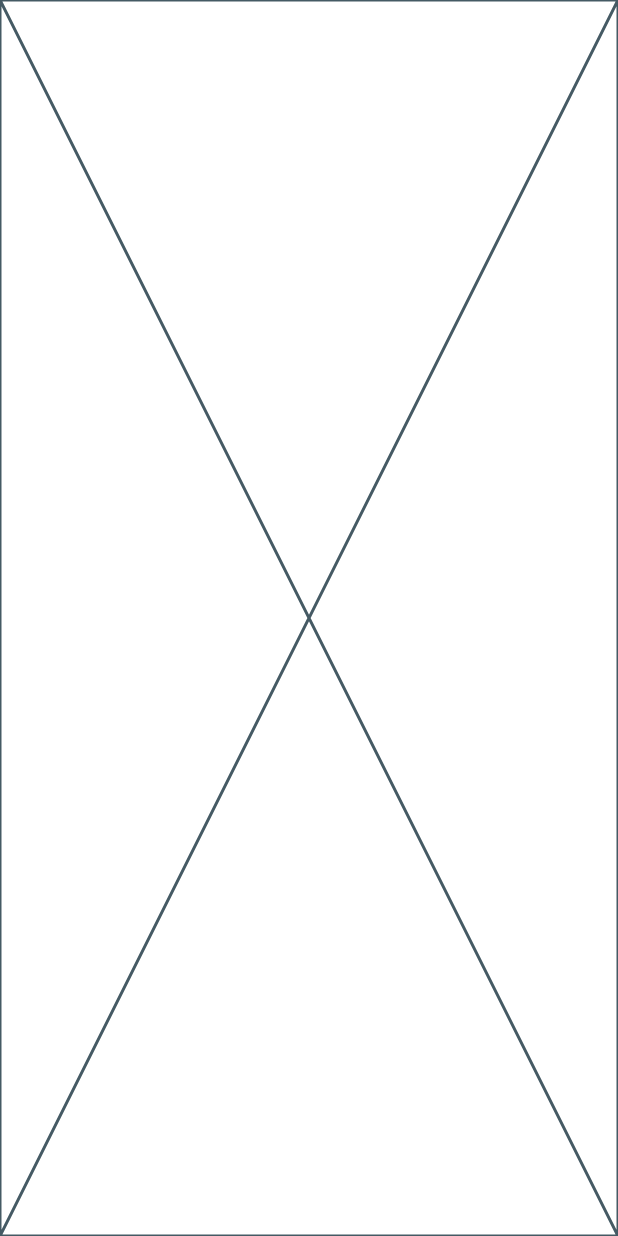
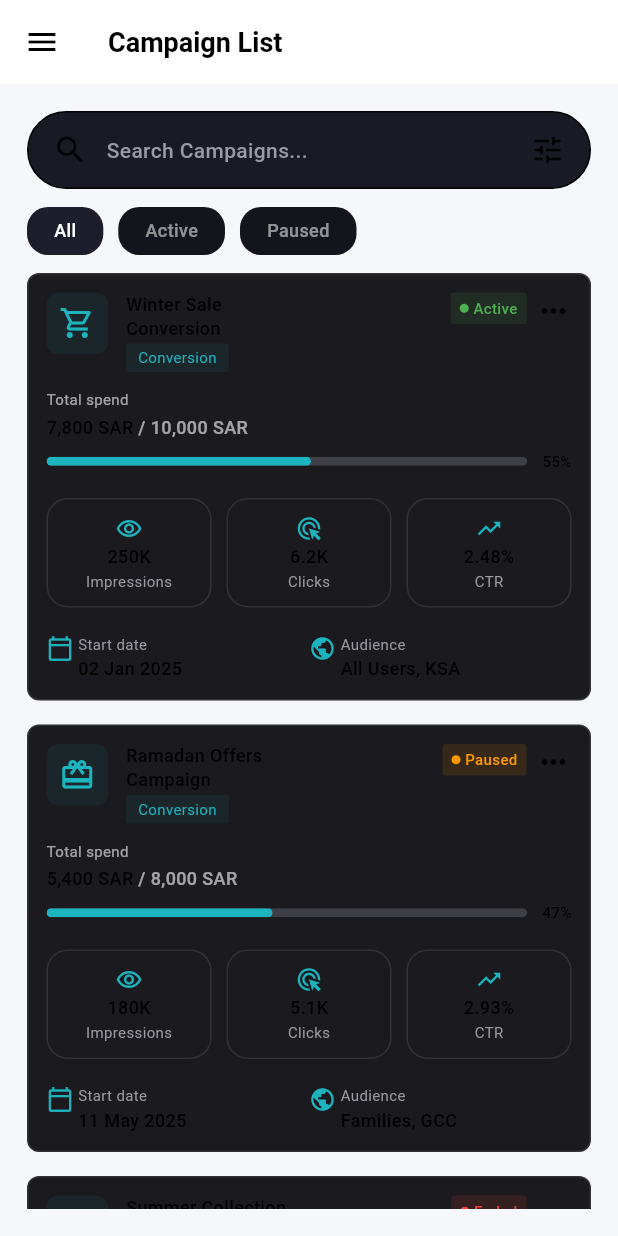
Before and after one commit to JiyadAhammad/ad_campaign_performance_dashboard, a Flutter app: the screen it shows after launch, on a phone screen of 412 x 824 dp. Run offline on Flutter 3.47's test engine with Material 3 defaults, Android fonts, the light colour scheme and no system bars.

Commit message:
feat(ui): implement static UI for Campaign screen

```diff
--- /dev/null
+++ b/lib/features/campaigns/data/model/sample_model.dart
@@ -0,0 +1,30 @@
+import 'package:flutter/material.dart';
+
+class CampaignModel {
+  CampaignModel({
+    required this.title,
+    required this.category,
+    required this.status,
+    required this.spend,
+    required this.totalSpend,
+    required this.progress,
+    required this.impressions,
+    required this.clicks,
+    required this.ctr,
+    required this.startDate,
+    required this.audience,
+    required this.icon,
+  });
+  final String title;
+  final String category;
+  final String status;
+  final String spend;
+  final String totalSpend;
+  final double progress;
+  final String impressions;
+  final String clicks;
+  final String ctr;
+  final String startDate;
+  final String audience;
+  final IconData icon;
+}
--- /dev/null
+++ b/lib/features/campaigns/presentation/pages/campaigns.dart
@@ -0,0 +1,147 @@
+import 'package:flutter/material.dart';
+
+import '../../../../core/theme/colors.dart';
+import '../../../../core/widgets/custom_app_bar.dart';
+import '../../../../core/widgets/custom_text.dart';
+import '../../data/model/sample_model.dart';
+import '../widget/campaign_card.dart';
+
+class CampaignsScreen extends StatelessWidget {
+  const CampaignsScreen({super.key});
+
+  static final List<CampaignModel> campaigns = <CampaignModel>[
+    CampaignModel(
+      title: 'Winter Sale\nConversion',
+      category: 'Conversion',
+      status: 'Active',
+      spend: '7,800 SAR',
+      totalSpend: '10,000 SAR',
+      progress: 0.55,
+      impressions: '250K',
+      clicks: '6.2K',
+      ctr: '2.48%',
+      startDate: '02 Jan 2025',
+      audience: 'All Users, KSA',
+      icon: Icons.shopping_cart_outlined,
+    ),
+    CampaignModel(
+      title: 'Ramadan Offers\nCampaign',
+      category: 'Conversion',
+      status: 'Paused',
+      spend: '5,400 SAR',
+      totalSpend: '8,000 SAR',
+      progress: 0.47,
+      impressions: '180K',
+      clicks: '5.1K',
+      ctr: '2.93%',
+      startDate: '11 May 2025',
+      audience: 'Families, GCC',
+      icon: Icons.card_giftcard,
+    ),
+    CampaignModel(
+      title: 'Summer Collection\nAwareness Campaign',
+      category: 'Awareness',
+      status: 'Ended',
+      spend: '9,100 SAR',
+      totalSpend: '12,000 SAR',
+      progress: 0.76,
+      impressions: '420K',
+      clicks: '8.8K',
+      ctr: '3.10%',
+      startDate: '19 Jun 2025',
+      audience: 'Young Adults',
+      icon: Icons.campaign_outlined,
+    ),
+  ];
+
+  @override
+  Widget build(BuildContext context) {
+    return Scaffold(
+      drawer: const Drawer(),
+      appBar: const CustomAppBar(title: 'Campaign List '),
+      body: Padding(
+        padding: const EdgeInsets.all(18.0),
+        child: Column(
+          spacing: 12,
+          children: <Widget>[
+            ///
+            /// SEARCH
+            ///
+            Container(
+              height: 52,
+              padding: const EdgeInsets.symmetric(horizontal: 16),
+              decoration: BoxDecoration(
+                color: const Color(0xFF1A1A25),
+                borderRadius: BorderRadius.circular(30),
+                border: Border.all(),
+              ),
+              child: const Row(
+                children: <Widget>[
+                  Icon(Icons.search),
+                  SizedBox(width: 12),
+                  Expanded(
+                    child: AppText(
+                      'Search Campaigns...',
+                      color: AppColors.labelText,
+                    ),
+                  ),
+                  Icon(Icons.tune_rounded),
+                ],
+              ),
+            ),
+
+            ///
+            /// FILTERS
+            ///
+            const Row(
+              children: <Widget>[
+                _FilterChip(title: 'All', selected: true),
+                SizedBox(width: 10),
+                _FilterChip(title: 'Active', selected: false),
+                SizedBox(width: 10),
+                _FilterChip(title: 'Paused', selected: false),
+              ],
+            ),
+
+            ///
+            /// LIST
+            ///
+            Expanded(
+              child: ListView.builder(
+                itemCount: campaigns.length,
+                itemBuilder: (BuildContext context, int index) {
+                  final CampaignModel campaign = campaigns[index];
+
+                  return CampaignCard(campaign: campaign);
+                },
+              ),
+            ),
+          ],
+        ),
+      ),
+    );
+  }
+}
+
+class _FilterChip extends StatelessWidget {
+  const _FilterChip({required this.title, required this.selected});
+
+  final String title;
+  final bool selected;
+
+  @override
+  Widget build(BuildContext context) {
+    return Container(
+      padding: const EdgeInsets.symmetric(horizontal: 18, vertical: 8),
+      decoration: BoxDecoration(
+        color: selected ? const Color(0xFF1D1D2B) : const Color(0xFF14141C),
+        borderRadius: BorderRadius.circular(14),
+      ),
+      child: AppText(
+        title,
+        variant: TextVariant.labelMedium,
+        color: selected ? Colors.white : Colors.white54,
+      ),
+    );
+  }
+}
--- /dev/null
+++ b/lib/features/campaigns/presentation/widget/campaign_card.dart
@@ -0,0 +1,296 @@
+import 'package:flutter/material.dart';
+
+import '../../../../core/theme/colors.dart';
+import '../../../../core/widgets/custom_text.dart';
+import '../../data/model/sample_model.dart';
+
+///
+/// CARD
+///
+class CampaignCard extends StatelessWidget {
+  const CampaignCard({super.key, required this.campaign});
+  final CampaignModel campaign;
+
+  @override
+  Widget build(BuildContext context) {
+    final bool isActive = campaign.status == 'Active';
+    final bool isPaused = campaign.status == 'Paused';
+
+    return Container(
+      margin: const EdgeInsets.only(bottom: 16),
+      padding: const EdgeInsets.all(12),
+      decoration: BoxDecoration(
+        color: AppColors.darkCard,
+        borderRadius: BorderRadius.circular(8),
+        border: Border.all(color: Colors.white10),
+      ),
+      child: Column(
+        crossAxisAlignment: .start,
+        children: <Widget>[
+          ///
+          /// HEADER
+          ///
+          Row(
+            crossAxisAlignment: CrossAxisAlignment.start,
+            children: <Widget>[
+              Container(
+                height: 41,
+                width: 41,
+                decoration: BoxDecoration(
+                  color: AppColors.primary.withAlpha(20),
+                  borderRadius: BorderRadius.circular(8),
+                ),
+                child: Icon(campaign.icon, color: AppColors.primary),
+              ),
+
+              const SizedBox(width: 12),
+
+              ///
+              /// TITLE
+              ///
+              Expanded(
+                child: Column(
+                  crossAxisAlignment: .start,
+                  spacing: 2,
+                  children: <Widget>[
+                    AppText(campaign.title, variant: TextVariant.labelMedium),
+                    Container(
+                      padding: const EdgeInsets.symmetric(
+                        horizontal: 8,
+                        vertical: 3,
+                      ),
+                      decoration: BoxDecoration(
+                        color: AppColors.primary.withAlpha(20),
+                        borderRadius: BorderRadius.circular(2),
+                      ),
+                      child: AppText(
+                        campaign.category,
+                        variant: TextVariant.captionRegular,
+                        color: AppColors.primary,
+                      ),
+                    ),
+                  ],
+                ),
+              ),
+
+              ///
+              /// STATUS
+              ///
+              Container(
+                padding: const EdgeInsets.symmetric(horizontal: 6, vertical: 4),
+                decoration: BoxDecoration(
+                  color: isActive
+                      ? AppColors.success.withAlpha(30)
+                      : isPaused
+                      ? AppColors.warning.withAlpha(30)
+                      : AppColors.error.withAlpha(30),
+                  borderRadius: BorderRadius.circular(2),
+                ),
+                child: Row(
+                  spacing: 3,
+                  children: <Widget>[
+                    CircleAvatar(
+                      radius: 3,
+                      backgroundColor: isActive
+                          ? AppColors.success
+                          : isPaused
+                          ? AppColors.warning
+                          : AppColors.error,
+                    ),
+
+                    AppText(
+                      campaign.status,
+                      variant: TextVariant.captionMedium,
+                      color: isActive
+                          ? AppColors.success
+                          : isPaused
+                          ? AppColors.warning
+                          : AppColors.error,
+                    ),
+                  ],
+                ),
+              ),
+              const SizedBox(width: 6),
+              const Icon(Icons.more_horiz),
+            ],
+          ),
+
+          const SizedBox(height: 12),
+
+          ///
+          /// SPEND
+          ///
+          const AppText(
+            'Total spend',
+            variant: TextVariant.captionRegular,
+            color: Colors.white60,
+          ),
+
+          const SizedBox(height: 4),
+
+          Row(
+            children: <Widget>[
+              AppText(campaign.spend, variant: TextVariant.labelMedium),
+              AppText(
+                ' / ${campaign.totalSpend}',
+                variant: TextVariant.labelMedium,
+                color: Colors.white60,
+              ),
+            ],
+          ),
+
+          const SizedBox(height: 8),
+
+          ///
+          /// PROGRESS
+          ///
+          Row(
+            children: <Widget>[
+              Expanded(
+                child: ClipRRect(
+                  borderRadius: BorderRadius.circular(16),
+                  child: LinearProgressIndicator(
+                    value: campaign.progress,
+                    minHeight: 6,
+                    backgroundColor: AppColors.progressBg,
+                    borderRadius: BorderRadius.circular(16),
+                    valueColor: const AlwaysStoppedAnimation<Color?>(
+                      AppColors.primary,
+                    ),
+                  ),
+                ),
+              ),
+              const SizedBox(width: 10),
+              AppText(
+                '${(campaign.progress * 100).toInt()}%',
+                variant: TextVariant.captionMedium,
+              ),
+            ],
+          ),
+
+          const SizedBox(height: 18),
+
+          ///
+          /// STATS
+          ///
+          Row(
+            spacing: 10,
+            children: <Widget>[
+              Expanded(
+                child: _StatCard(
+                  icon: Icons.remove_red_eye_outlined,
+                  value: campaign.impressions,
+                  label: 'Impressions',
+                ),
+              ),
+
+              Expanded(
+                child: _StatCard(
+                  icon: Icons.ads_click_outlined,
+                  value: campaign.clicks,
+                  label: 'Clicks',
+                ),
+              ),
+
+              Expanded(
+                child: _StatCard(
+                  icon: Icons.trending_up,
+                  value: campaign.ctr,
+                  label: 'CTR',
+                ),
+              ),
+            ],
+          ),
+
+          const SizedBox(height: 18),
+
+          ///
+          /// FOOTER
+          ///
+          Row(
+            children: <Widget>[
+              Expanded(
+                child: _BottomInfo(
+                  icon: Icons.calendar_today_outlined,
+                  title: 'Start date',
+                  value: campaign.startDate,
+                ),
+              ),
+              Expanded(
+                child: _BottomInfo(
+                  icon: Icons.public,
+                  title: 'Audience',
+                  value: campaign.audience,
+                ),
+              ),
+            ],
+          ),
+        ],
+      ),
+    );
+  }
+}
+
+class _StatCard extends StatelessWidget {
+  const _StatCard({
+    required this.icon,
+    required this.value,
+    required this.label,
+  });
+
+  final IconData icon;
+  final String value;
+  final String label;
+
+  @override
+  Widget build(BuildContext context) {
+    return Container(
+      padding: const EdgeInsets.symmetric(vertical: 10),
+      decoration: BoxDecoration(
+        borderRadius: BorderRadius.circular(14),
+        border: Border.all(color: Colors.white10),
+      ),
+      child: Column(
+        spacing: 2,
+        children: <Widget>[
+          Icon(icon, size: 18, color: AppColors.primary),
+
+          AppText(value, variant: TextVariant.labelMedium),
+
+          AppText(label, variant: TextVariant.captionRegular),
+        ],
+      ),
+    );
+  }
+}
+
+class _BottomInfo extends StatelessWidget {
+  const _BottomInfo({
+    required this.icon,
+    required this.title,
+    required this.value,
+  });
+
+  final IconData icon;
+  final String title;
+  final String value;
+
+  @override
+  Widget build(BuildContext context) {
+    return Row(
+      crossAxisAlignment: .start,
+      children: <Widget>[
+        Icon(icon, size: 18, color: AppColors.primary),
+        const SizedBox(width: 3),
+        Column(
+          spacing: 2,
+          crossAxisAlignment: .start,
+          children: <Widget>[
+            AppText(title, variant: TextVariant.captionRegular),
+            AppText(value, variant: TextVariant.labelMedium),
+          ],
+        ),
+      ],
+    );
+  }
+}
--- a/lib/main_dev.dart
+++ b/lib/main_dev.dart
@@ -1,10 +1,11 @@
 import 'package:flutter/material.dart';
 
 import 'core/environment/env.dart';
+import 'my_app.dart';
 
 Future<void> main() async {
   Environment.init(AppEnvironment.dev);
   WidgetsFlutterBinding.ensureInitialized();
 
-  runApp(const Placeholder());
+  runApp(const MainApp());
 }
--- a/lib/main_prod.dart
+++ b/lib/main_prod.dart
@@ -1,10 +1,11 @@
 import 'package:flutter/material.dart';
 
 import 'core/environment/env.dart';
+import 'my_app.dart';
 
 Future<void> main() async {
   Environment.init(AppEnvironment.dev);
   WidgetsFlutterBinding.ensureInitialized();
 
-  runApp(const Placeholder());
+  runApp(const MainApp());
 }
--- a/lib/my_app.dart
+++ b/lib/my_app.dart
@@ -2,6 +2,7 @@ import 'package:flutter/material.dart';
 
 import 'core/environment/env.dart';
 import 'core/theme/theme.dart';
+import 'features/campaigns/presentation/pages/campaigns.dart';
 
 class MainApp extends StatelessWidget {
   const MainApp({super.key});
@@ -24,13 +25,14 @@ class _MyApp extends StatelessWidget {
     return ValueListenableBuilder<ThemeMode>(
       valueListenable: themeNotifier,
       builder: (_, ThemeMode mode, _) {
-        return MaterialApp.router(
+        return MaterialApp(
           title: Environment.current == AppEnvironment.dev
               ? 'Ad Campaign dev'
               : 'Ad Campaign',
           themeMode: mode,
           theme: AppTheme.lightTheme,
           darkTheme: AppTheme.darkTheme,
+          home: CampaignsScreen(),
         );
       },
     );
```
